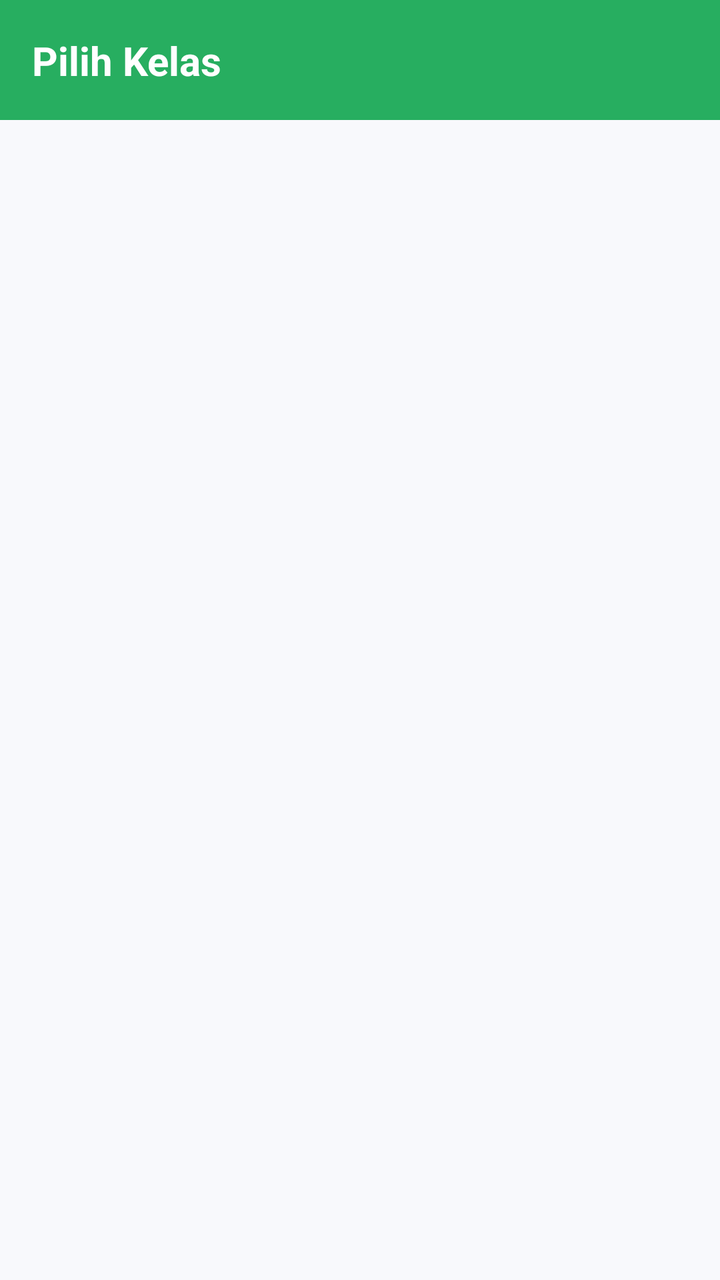
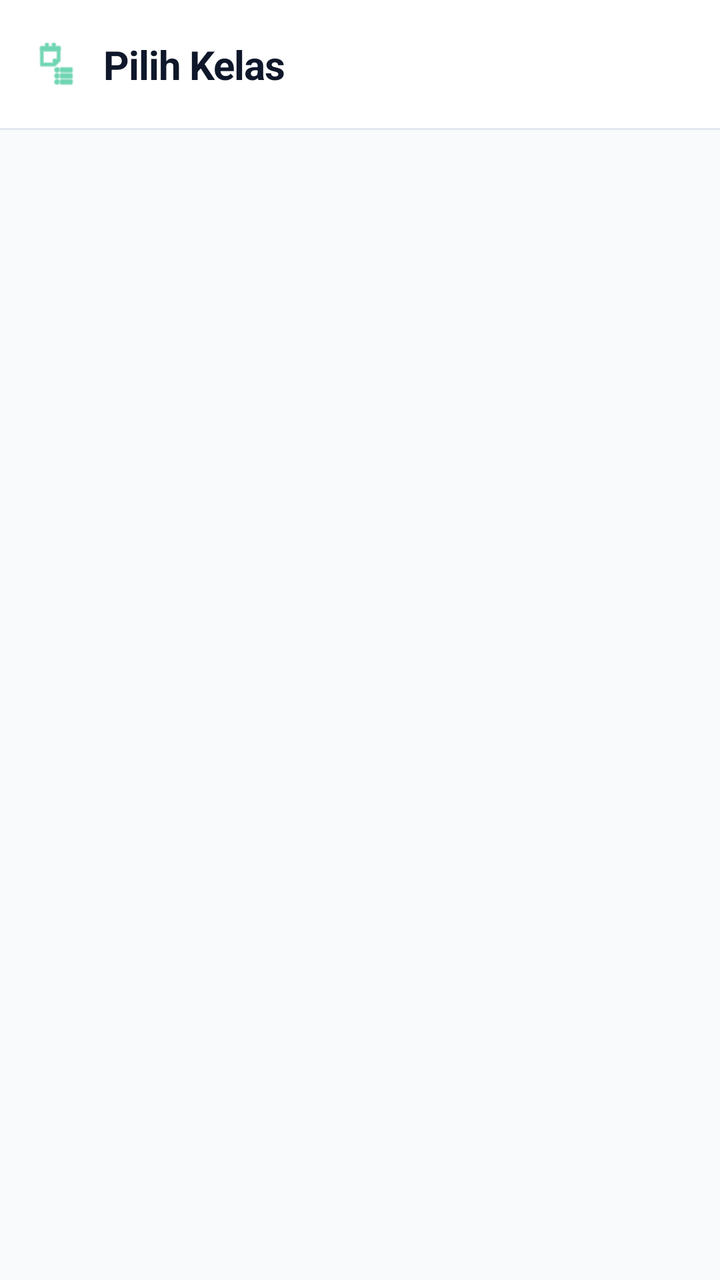

Screens rendered from an Android XML layout before and after an edit, with the pre-edit source and the edit as a unified diff.
<!-- AndroidManifest.xml: application theme Theme.IFUnjaniExam -->
<!-- res/layout/activity_class_selection.xml -->
<?xml version="1.0" encoding="utf-8"?>
<androidx.constraintlayout.widget.ConstraintLayout xmlns:android="http://schemas.android.com/apk/res/android"
    xmlns:app="http://schemas.android.com/apk/res-auto"
    android:layout_width="match_parent"
    android:layout_height="match_parent"
    android:background="#f8f9fc">

    
    <androidx.constraintlayout.widget.ConstraintLayout
        android:id="@+id/topBar"
        android:layout_width="match_parent"
        android:layout_height="60dp"
        android:background="#27ae60"
        app:layout_constraintTop_toTopOf="parent">

        <TextView
            android:layout_width="wrap_content"
            android:layout_height="wrap_content"
            android:layout_marginStart="16dp"
            android:text="Pilih Kelas"
            android:textColor="@android:color/white"
            android:textSize="20sp"
            android:textStyle="bold"
            app:layout_constraintBottom_toBottomOf="parent"
            app:layout_constraintStart_toStartOf="parent"
            app:layout_constraintTop_toTopOf="parent" />
    </androidx.constraintlayout.widget.ConstraintLayout>

    <androidx.recyclerview.widget.RecyclerView
        android:id="@+id/rvKelas"
        android:layout_width="match_parent"
        android:layout_height="0dp"
        android:padding="8dp"
        android:clipToPadding="false"
        app:layout_constraintTop_toBottomOf="@id/topBar"
        app:layout_constraintBottom_toBottomOf="parent" />

    <ProgressBar
        android:id="@+id/progressBar"
        android:layout_width="wrap_content"
        android:layout_height="wrap_content"
        app:layout_constraintTop_toTopOf="parent"
        app:layout_constraintBottom_toBottomOf="parent"
        app:layout_constraintStart_toStartOf="parent"
        app:layout_constraintEnd_toEndOf="parent" />

</androidx.constraintlayout.widget.ConstraintLayout>
<!-- resources referenced by this layout -->
<resources>
  <style name="Theme.IFUnjaniExam" parent="Base.Theme.IFUnjaniExam" />
  <style name="Base.Theme.IFUnjaniExam" parent="Theme.Material3.DayNight.NoActionBar">
          
          
      </style>
</resources>

<!-- the commit's change to res/layout/activity_class_selection.xml (unified diff, before → after) -->
@@ -3,42 +3,68 @@
     xmlns:app="http://schemas.android.com/apk/res-auto"
     android:layout_width="match_parent"
     android:layout_height="match_parent"
-    android:background="#f8f9fc">
+    android:background="#F8FAFC">
 
-    
-    <androidx.constraintlayout.widget.ConstraintLayout
-        android:id="@+id/topBar"
+    <com.google.android.material.appbar.AppBarLayout
+        android:id="@+id/appBarLayout"
         android:layout_width="match_parent"
-        android:layout_height="60dp"
-        android:background="#27ae60"
+        android:layout_height="wrap_content"
+        app:elevation="0dp"
+        android:background="#FFFFFF"
         app:layout_constraintTop_toTopOf="parent">
 
-        <TextView
-            android:layout_width="wrap_content"
-            android:layout_height="wrap_content"
-            android:layout_marginStart="16dp"
-            android:text="Pilih Kelas"
-            android:textColor="@android:color/white"
-            android:textSize="20sp"
-            android:textStyle="bold"
-            app:layout_constraintBottom_toBottomOf="parent"
-            app:layout_constraintStart_toStartOf="parent"
-            app:layout_constraintTop_toTopOf="parent" />
-    </androidx.constraintlayout.widget.ConstraintLayout>
+        <androidx.constraintlayout.widget.ConstraintLayout
+            android:id="@+id/topBar"
+            android:layout_width="match_parent"
+            android:layout_height="?attr/actionBarSize">
+
+            <ImageView
+                android:id="@+id/ivIcon"
+                android:layout_width="24dp"
+                android:layout_height="24dp"
+                android:layout_marginStart="16dp"
+                android:src="@android:drawable/ic_menu_agenda"
+                app:tint="#10B981"
+                app:layout_constraintBottom_toBottomOf="parent"
+                app:layout_constraintStart_toStartOf="parent"
+                app:layout_constraintTop_toTopOf="parent" />
+
+            <TextView
+                android:id="@+id/tvHeaderTitle"
+                android:layout_width="wrap_content"
+                android:layout_height="wrap_content"
+                android:layout_marginStart="12dp"
+                android:text="Pilih Kelas"
+                android:textColor="#0F172A"
+                android:textSize="20sp"
+                android:textStyle="bold"
+                android:letterSpacing="-0.02"
+                app:layout_constraintBottom_toBottomOf="parent"
+                app:layout_constraintStart_toEndOf="@id/ivIcon"
+                app:layout_constraintTop_toTopOf="parent" />
+        </androidx.constraintlayout.widget.ConstraintLayout>
+
+        <View
+            android:layout_width="match_parent"
+            android:layout_height="1dp"
+            android:background="#E2E8F0" />
+    </com.google.android.material.appbar.AppBarLayout>
 
     <androidx.recyclerview.widget.RecyclerView
         android:id="@+id/rvKelas"
         android:layout_width="match_parent"
         android:layout_height="0dp"
-        android:padding="8dp"
+        android:paddingTop="8dp"
+        android:paddingBottom="24dp"
         android:clipToPadding="false"
-        app:layout_constraintTop_toBottomOf="@id/topBar"
+        app:layout_constraintTop_toBottomOf="@id/appBarLayout"
         app:layout_constraintBottom_toBottomOf="parent" />
 
     <ProgressBar
         android:id="@+id/progressBar"
         android:layout_width="wrap_content"
         android:layout_height="wrap_content"
+        android:indeterminateTint="#10B981"
         app:layout_constraintTop_toTopOf="parent"
         app:layout_constraintBottom_toBottomOf="parent"
         app:layout_constraintStart_toStartOf="parent"
